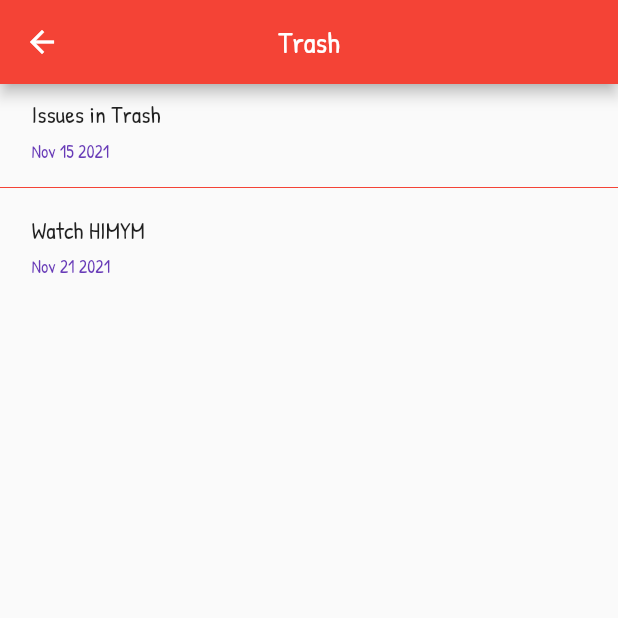
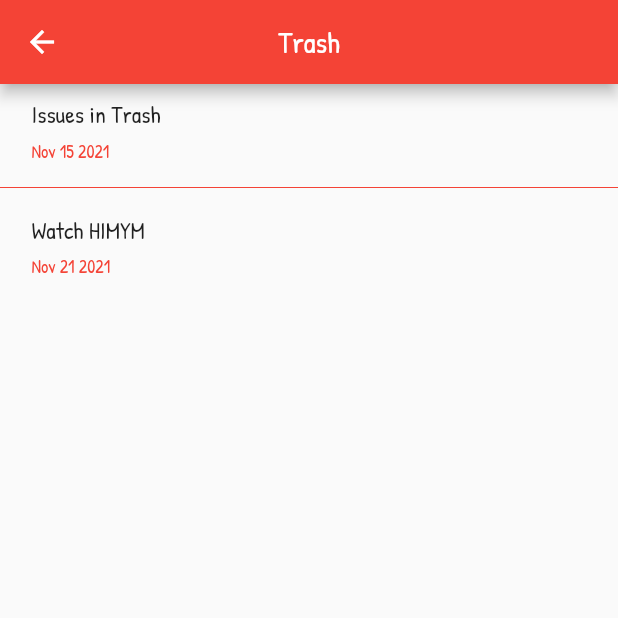
Before and after one commit to BlackIQ/whatsdone, a Flutter app: the screen it shows after launch, in the side drawer, after a tap on "Trash", on a phone screen of 412 x 824 dp, the top half of it. Run offline on Flutter 3.47's test engine with Material 2 defaults, Android fonts, the phone set to English and light mode, and no system bars; our stand-ins replace google_fonts.

Commit message:
Fix date color

```diff
--- a/lib/app/routes/trash.dart
+++ b/lib/app/routes/trash.dart
@@ -39,7 +39,7 @@ class _TrashState extends State<Trash> {
                     SizedBox(height: 5),
                     Text(
                       '${itemsList[index]['date']}',
-                      style: TextStyle(fontSize: 12, color: Colors.deepPurple),
+                      style: TextStyle(fontSize: 12, color: Colors.red),
                     ),
                   ],
                 ),
```
